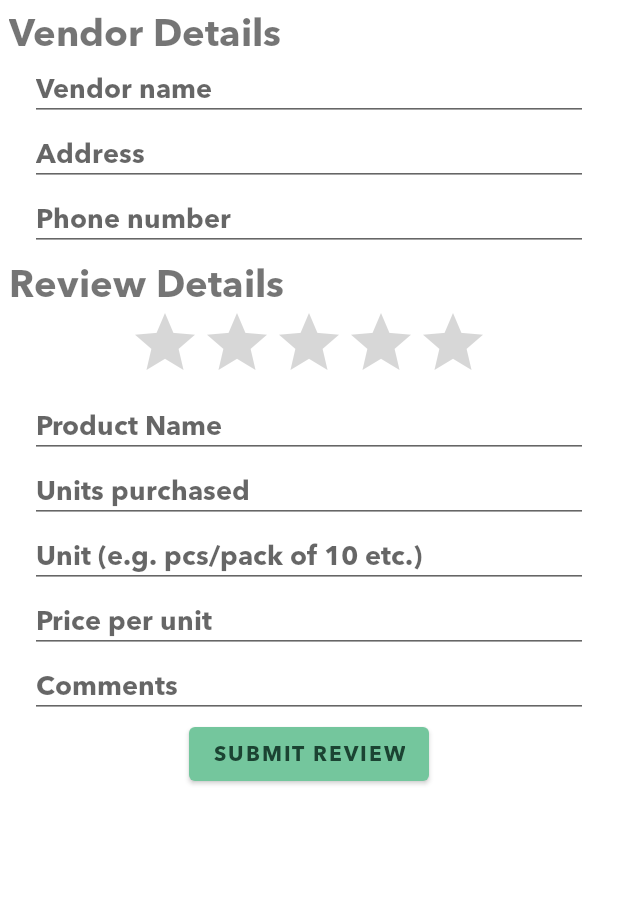
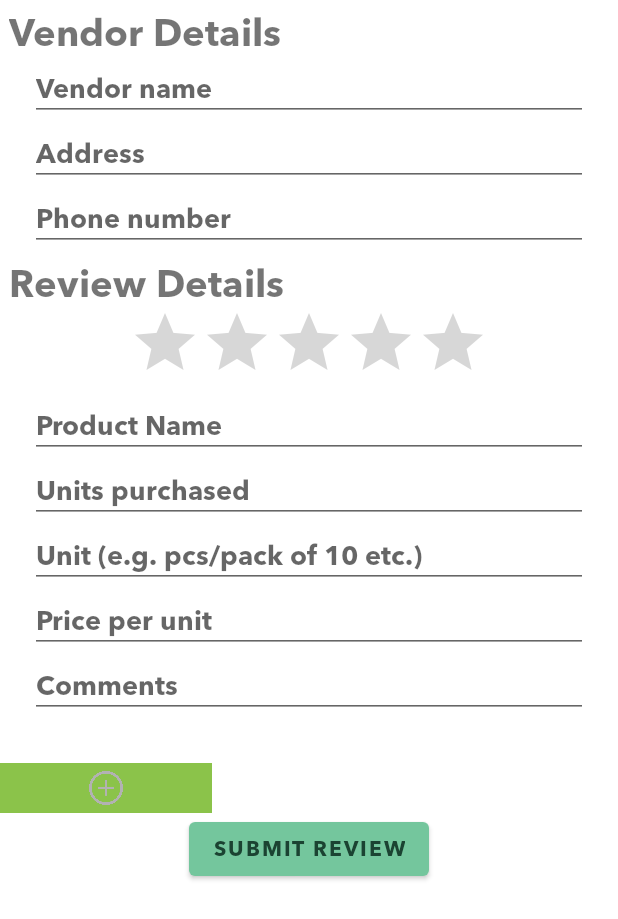
Before and after one commit to J-onah/wHeReGotTimeFind, an Android app: the NewReviewFragment screen opened through its navigation route, on a phone screen of 412 x 824 dp. Shown: the top 919 px of the screen. Run offline under Robolectric (Android 15) with nearby library versions, the phone set to English and light mode, and no system bars; our stand-ins replace navigation-ui.

Commit message:
image uploading

```diff
--- a/app/src/main/AndroidManifest.xml
+++ b/app/src/main/AndroidManifest.xml
@@ -3,6 +3,12 @@
     package="com.example.wheregottimefind">
 
     <uses-permission android:name="android.permission.INTERNET" />
+    <!--拍照-->
+    <uses-permission android:name="android.permission.CAMERA" />
+    <!--写入SD卡的权限：如果你希望保存相机拍照后的照片-->
+    <uses-permission android:name="android.permission.WRITE_EXTERNAL_STORAGE" />
+    <!--读取SD卡的权限:打开相册选取图片所必须的权限-->
+    <uses-permission android:name="android.permission.READ_EXTERNAL_STORAGE" />
 
 
     <application
--- a/app/src/main/res/layout/fragment_newreview.xml
+++ b/app/src/main/res/layout/fragment_newreview.xml
@@ -113,6 +113,16 @@
             android:hint="@string/comments"
             android:layout_marginHorizontal="20dp"/>
 
+        <ImageView
+            android:id="@+id/image_choose"
+            android:layout_width="141dp"
+            android:layout_height="33dp"
+            android:layout_centerHorizontal="true"
+            android:layout_marginTop="30dp"
+            android:background="#8BC34A"
+            android:padding="5dp"
+            android:src="@drawable/addbutton" />
+
         <Button
             android:id="@+id/submit_review"
             android:layout_width="wrap_content"
```
Also changed, not shown: app/src/main/java/com/example/wheregottimefind/ui/NewReviewFragment.java (+62 -0 lines), app/src/main/res/drawable/addbutton.png (added).
